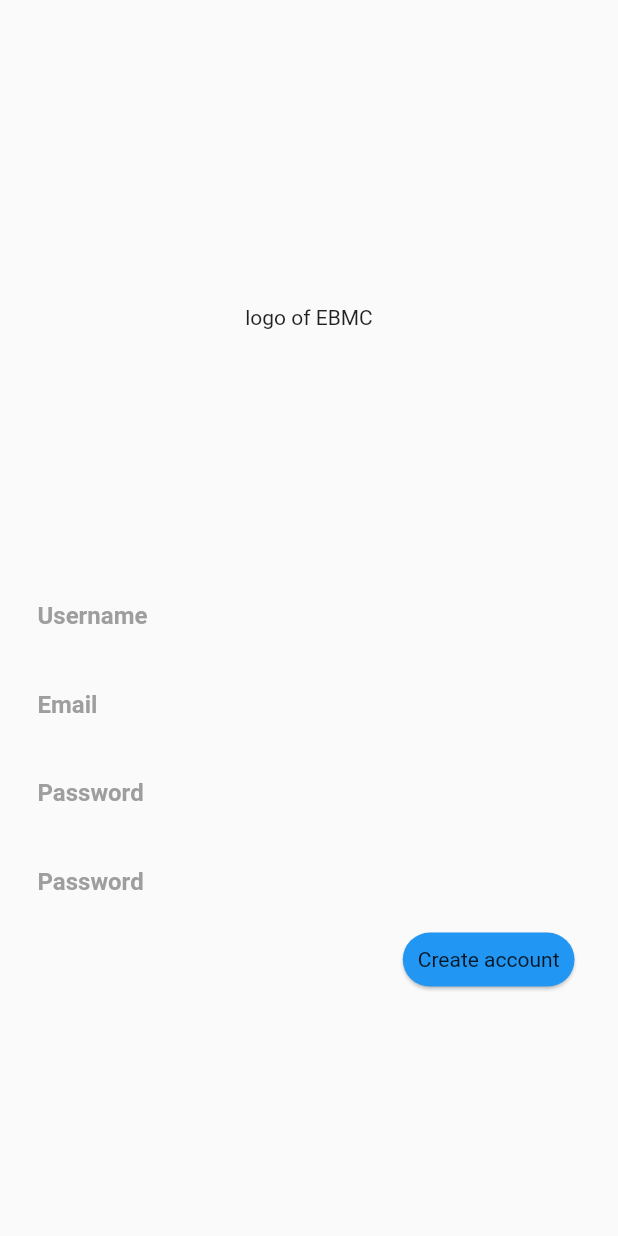
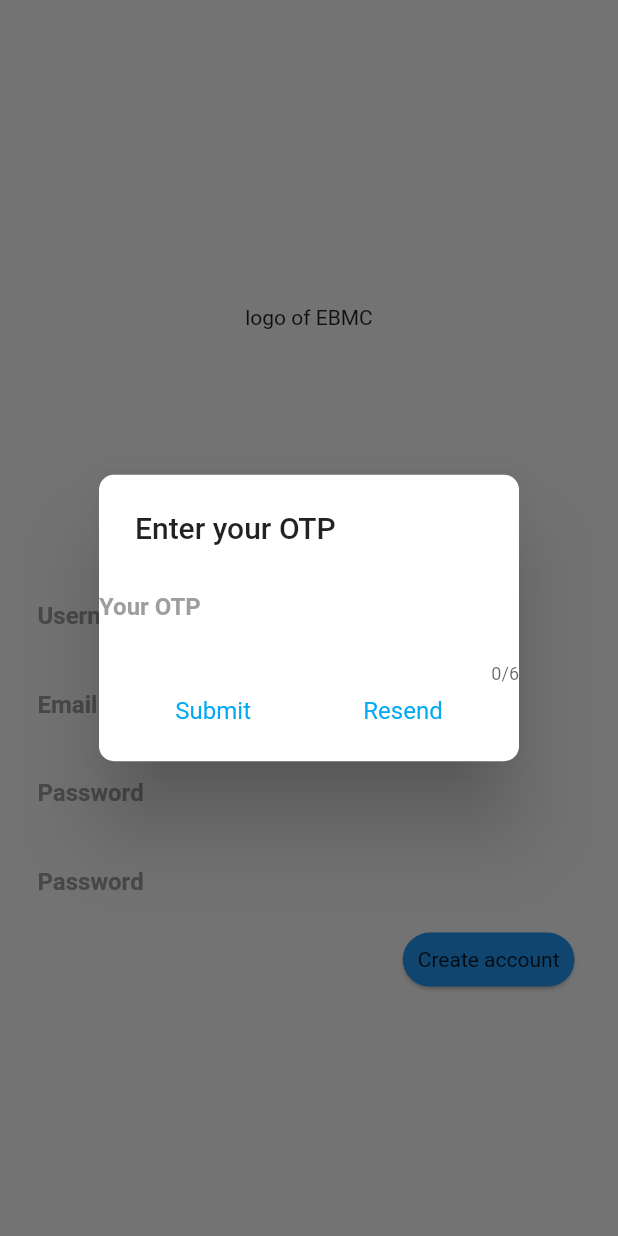
Before and after one commit to Bibhukiju/E-bmc, a Flutter app: the SignUpPage screen opened by its route, after a tap on "Create account", on a phone screen of 412 x 824 dp. Run offline on Flutter 3.47's test engine with Material 2 defaults, Android fonts, the phone set to English and light mode, and no system bars; network calls fail.

```diff
--- a/ebmc/lib/screens/signup.dart
+++ b/ebmc/lib/screens/signup.dart
@@ -10,6 +10,7 @@ class _SignUpPageState extends State<SignUpPage> {
   final TextEditingController password = TextEditingController();
   final TextEditingController repass = TextEditingController();
   final TextEditingController email = TextEditingController();
+  final TextEditingController otp = TextEditingController();
   @override
   Widget build(BuildContext context) {
     return Scaffold(
@@ -79,7 +80,51 @@ class _SignUpPageState extends State<SignUpPage> {
                     color: Colors.blue,
                     child: InkWell(
                       onTap: () {
-                        Navigator.of(context).pushNamed('homepage');
+                        showDialog(
+                            context: context,
+                            child: SimpleDialog(
+                              shape: RoundedRectangleBorder(
+                                  borderRadius: BorderRadius.circular(10)),
+                              title: Text("Enter your OTP"),
+                              children: <Widget>[
+                                TextField(
+                                  controller: otp,
+                                  maxLength: 6,
+                                  decoration: InputDecoration(
+                                      border: InputBorder.none,
+                                      labelText: "Your OTP",
+                                      labelStyle: TextStyle(
+                                        fontWeight: FontWeight.bold,
+                                        color: Colors.grey,
+                                      )),
+                                ),
+                                Row(
+                                  mainAxisAlignment:
+                                      MainAxisAlignment.spaceEvenly,
+                                  children: <Widget>[
+                                    SimpleDialogOption(
+                                      child: Text(
+                                        "Submit",
+                                        style:
+                                            TextStyle(color: Colors.lightBlue),
+                                      ),
+                                      onPressed: () {
+                                        Navigator.of(context)
+                                            .pushNamed('homepage');
+                                      },
+                                    ),
+                                    SimpleDialogOption(
+                                      child: Text(
+                                        "Resend",
+                                        style:
+                                            TextStyle(color: Colors.lightBlue),
+                                      ),
+                                      onPressed: () {},
+                                    ),
+                                  ],
+                                )
+                              ],
+                            ));
                       },
                       child: Container(
                         padding: EdgeInsets.all(10),
```
Also changed, not shown: ebmc/lib/screens/homepage.dart (+9 -2 lines), ebmc/lib/screens/newsfeedpage.dart (+37 -5 lines), ebmc/lib/screens/userproflePage.dart (+75 -85 lines).
